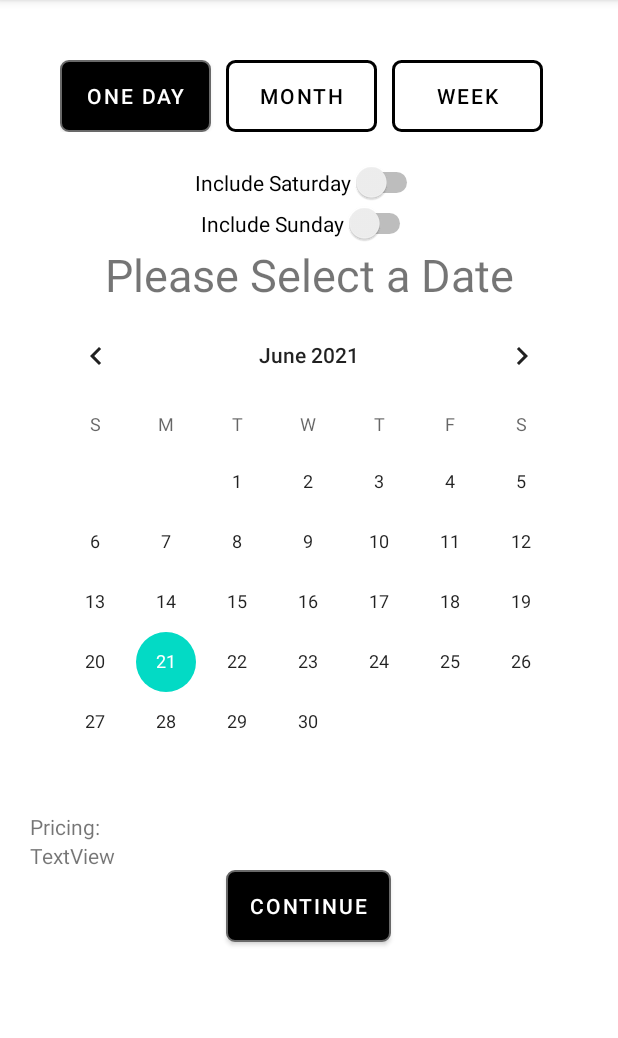
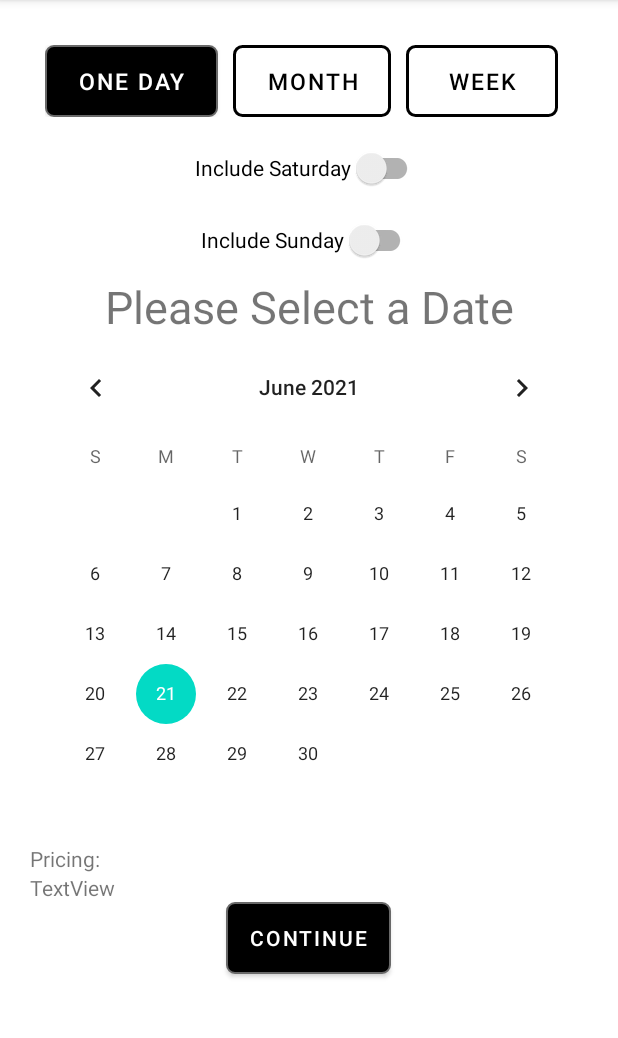
Before and after one commit to loadingbooster/UrbanHelp, an Android app: the driveractivity screen opened directly, with no data from a screen before it, on a phone screen of 412 x 824 dp, the part 84-1122 px from its top. Run offline under Robolectric (Android 15) with nearby library versions, the phone set to English and light mode, and no system bars.

Commit message:
some changes

```diff
--- a/app/src/main/res/layout/activity_cleaninghomeactivity.xml
+++ b/app/src/main/res/layout/activity_cleaninghomeactivity.xml
@@ -5,6 +5,7 @@
     android:layout_width="match_parent"
     android:layout_height="match_parent"
     android:orientation="vertical"
+    android:padding="20dp"
     tools:context=".cleaninghomeactivity">
 <LinearLayout
     android:layout_width="match_parent"
--- a/app/src/main/res/layout/activity_driveractivity.xml
+++ b/app/src/main/res/layout/activity_driveractivity.xml
@@ -11,50 +11,53 @@
     <LinearLayout
         android:layout_width="match_parent"
         android:layout_height="wrap_content"
-        android:padding="20dp"
+        android:padding="10dp"
         android:orientation="horizontal">
 
         <Button
             android:id="@+id/oneday"
-            android:layout_width="match_parent"
+            android:layout_width="wrap_content"
             android:layout_height="wrap_content"
             android:layout_weight="1"
             android:layout_marginRight="10dp"
+            android:textSize="15sp"
             android:background="@drawable/buttoncurbe"
             app:backgroundTint="@null"
             android:text="One Day" />
 
         <Button
             android:id="@+id/month"
-            android:layout_width="match_parent"
+            android:layout_width="wrap_content"
             android:layout_height="wrap_content"
             android:background="@drawable/buttondriver"
             app:backgroundTint="@null"
             android:layout_marginRight="10dp"
             android:layout_weight="1"
+            android:textSize="15sp"
             android:textColor="@color/black"
             android:text="Month" />
 
         <Button
             android:id="@+id/week"
-            android:layout_width="match_parent"
+            android:layout_width="wrap_content"
             android:layout_height="wrap_content"
             android:background="@drawable/buttondriver"
             app:backgroundTint="@null"
             android:layout_weight="1"
             android:layout_marginRight="10dp"
+            android:textSize="15sp"
             android:textColor="@color/black"
             android:text="Week" />
     </LinearLayout>
 
-    <Switch
+    <androidx.appcompat.widget.SwitchCompat
         android:id="@+id/switch1"
         android:layout_width="wrap_content"
         android:layout_height="wrap_content"
         android:layout_gravity="center_horizontal"
         android:text="Include Saturday" />
 
-    <Switch
+    <androidx.appcompat.widget.SwitchCompat
         android:id="@+id/switch2"
         android:layout_width="wrap_content"
         android:layout_height="wrap_content"
```
Also changed, not shown: app/src/main/java/com/www/urban/help/vijay/urbanhelp/cleaninghomeactivity.java (+5 -9 lines), app/src/main/java/com/www/urban/help/vijay/urbanhelp/homescreen.java (+10 -5 lines), app/src/main/java/com/www/urban/help/vijay/urbanhelp/selleractivity.java (+30 -5 lines).
